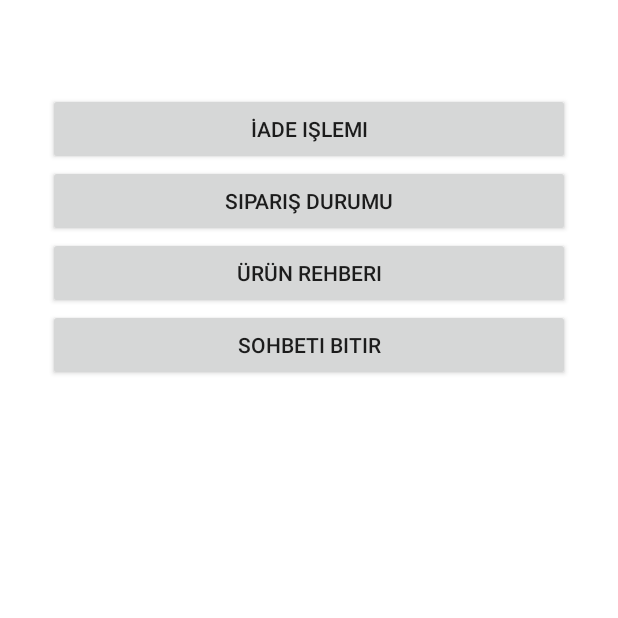
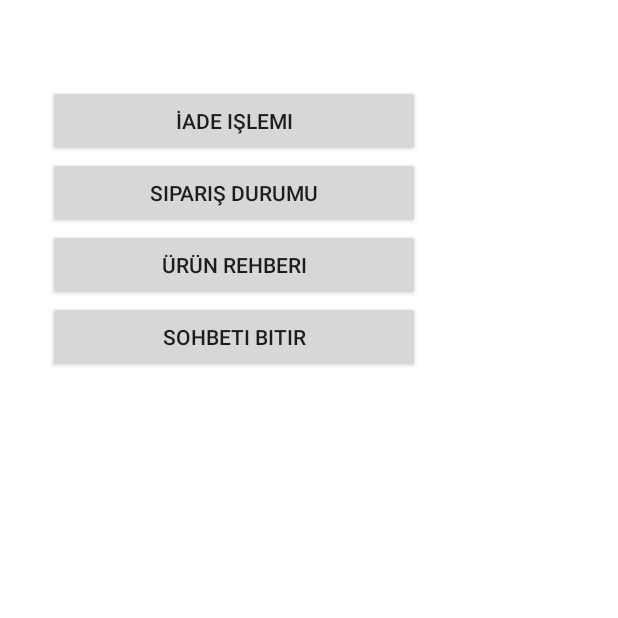
Before and after one commit to BugrahanBal/ChatBot2024, an Android app: the screen it shows after launch (MainActivity), on a phone screen of 412 x 824 dp, the top half of it. Run offline under Robolectric (Android 15) with nearby library versions, the phone set to English and light mode, and no system bars; our stand-ins replace Dagger/Hilt's generated code, Room's generated code; libraries missing offline, so code that uses them is left out: org.java_websocket.client, org.java_websocket.handshake; 2 statements that could not run were skipped.

Commit message:
Sohbet arayüz görünüm fix

```diff
--- a/app/src/main/res/layout/activity_main.xml
+++ b/app/src/main/res/layout/activity_main.xml
@@ -1,5 +1,6 @@
 <?xml version="1.0" encoding="utf-8"?>
-<LinearLayout xmlns:android="http://schemas.android.com/apk/res/android"
+<LinearLayout
+    xmlns:android="http://schemas.android.com/apk/res/android"
     android:layout_width="match_parent"
     android:layout_height="match_parent"
     android:orientation="vertical">
--- a/app/src/main/res/layout/item_button.xml
+++ b/app/src/main/res/layout/item_button.xml
@@ -1,15 +1,17 @@
 <?xml version="1.0" encoding="utf-8"?>
-<LinearLayout xmlns:android="http://schemas.android.com/apk/res/android"
+<LinearLayout
+    xmlns:android="http://schemas.android.com/apk/res/android"
     android:layout_width="match_parent"
     android:layout_height="wrap_content"
     android:orientation="vertical"
+    android:layout_marginRight="100dp"
     android:padding="16dp">
 
     <TextView
         android:id="@+id/questionTextView"
         android:layout_width="wrap_content"
         android:layout_height="wrap_content"
-        android:textSize="16sp"
+        android:textSize="12sp"
         android:textColor="#000000"
         android:paddingBottom="8dp" />
 
@@ -17,5 +19,6 @@
         android:id="@+id/buttonContainer"
         android:layout_width="match_parent"
         android:layout_height="wrap_content"
-        android:orientation="vertical" />
+        android:orientation="vertical"
+       />
 </LinearLayout>
--- a/app/src/main/res/layout/item_text.xml
+++ b/app/src/main/res/layout/item_text.xml
@@ -1,5 +1,6 @@
 <?xml version="1.0" encoding="utf-8"?>
-<LinearLayout xmlns:android="http://schemas.android.com/apk/res/android"
+<LinearLayout
+    xmlns:android="http://schemas.android.com/apk/res/android"
     android:layout_width="match_parent"
     android:layout_height="wrap_content"
     android:orientation="vertical"
```
